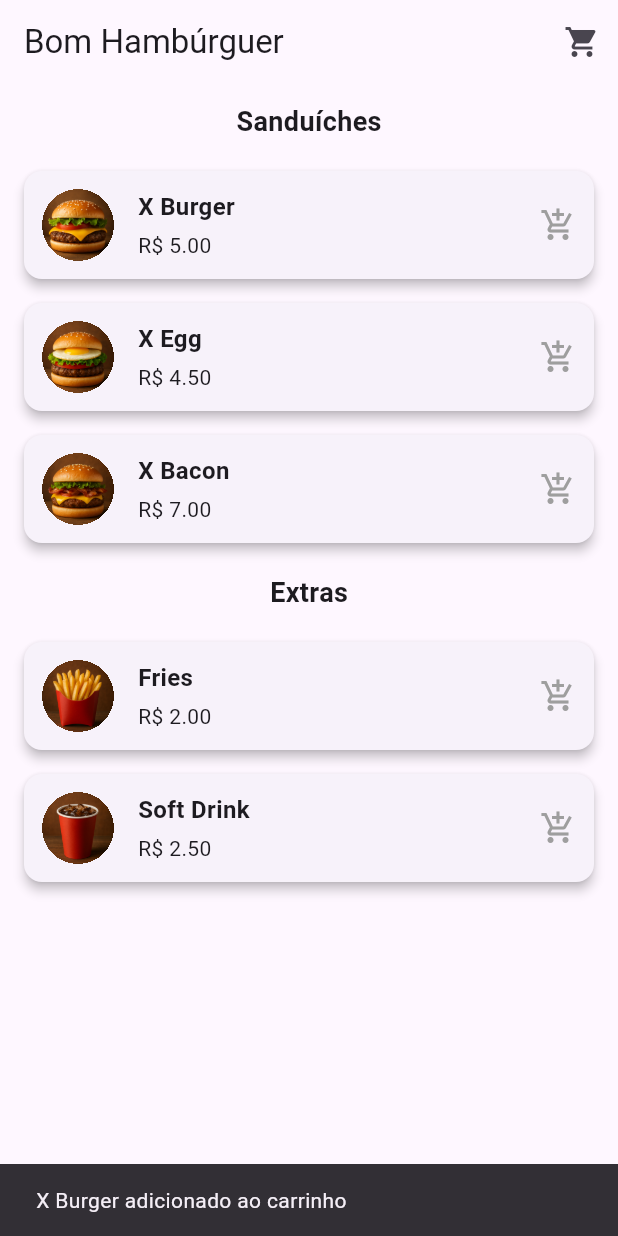
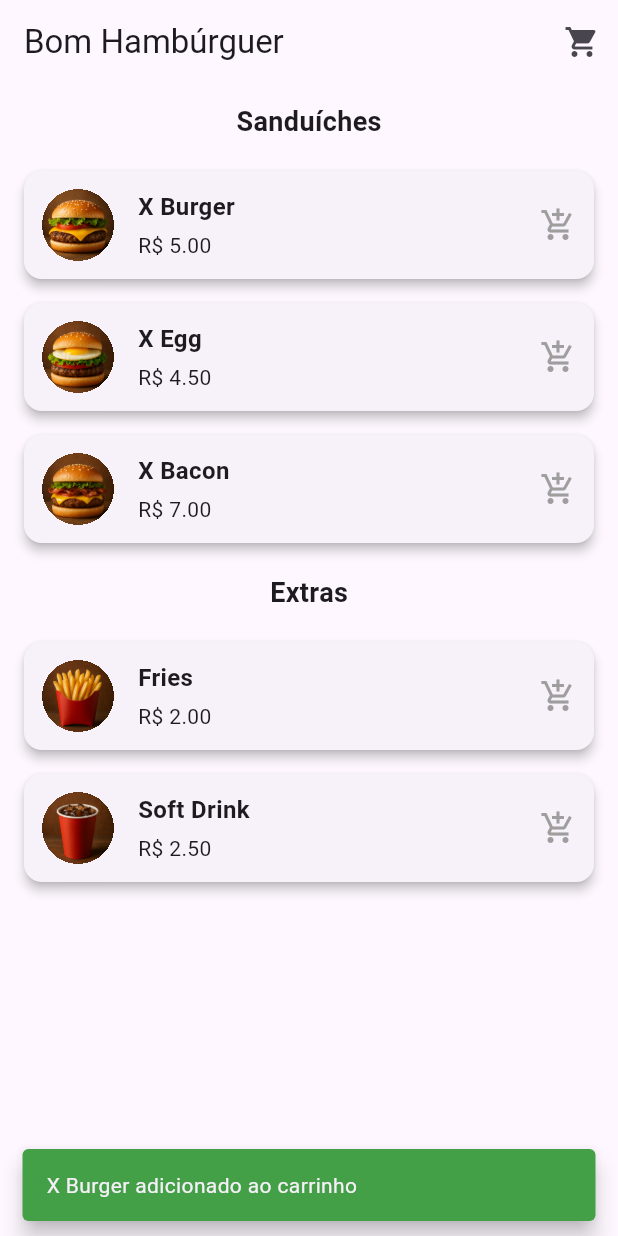
Before and after one commit to JulianoSant/flutter_store, a Flutter app: the screen it shows after launch, after a tap on "X Burger", on a phone screen of 412 x 824 dp. Run offline on Flutter 3.47's test engine with Material 3 defaults, Android fonts, the phone set to English and light mode, and no system bars; our stand-ins replace flutter_mobx, flutter_modular, mobx; generated files the repository leaves out were written again.

Commit message:
melhorias layout

```diff
--- a/lib/modules/home/home_controller.dart
+++ b/lib/modules/home/home_controller.dart
@@ -27,9 +27,23 @@ class HomeController {
   }) {
     try {
       cartStore.addItem(CartItemModel(productId: id, name: name, price: price, quantity: 1, type: type));
-      ScaffoldMessenger.of(context).showSnackBar(SnackBar(content: Text('$name adicionado ao carrinho')));
+      ScaffoldMessenger.of(context).showSnackBar(
+        SnackBar(
+          content: Text('$name adicionado ao carrinho'),
+          backgroundColor: Colors.green[600],
+          duration: const Duration(milliseconds: 800),
+          behavior: SnackBarBehavior.floating,
+        ),
+      );
     } catch (e) {
-      ScaffoldMessenger.of(context).showSnackBar(SnackBar(content: Text(e.toString())));
+      ScaffoldMessenger.of(context).showSnackBar(
+        SnackBar(
+          content: Text(e.toString()),
+          duration: const Duration(milliseconds: 800),
+          backgroundColor: Colors.red[600],
+          behavior: SnackBarBehavior.floating,
+        ),
+      );
     }
   }
 }
--- a/lib/shared/widgets/product_card.dart
+++ b/lib/shared/widgets/product_card.dart
@@ -1,32 +1,6 @@
-// import 'package:flutter/material.dart';
-
-// class ProductCard extends StatelessWidget {
-//   final String name;
-//   final double price;
-//   final VoidCallback onTap;
-
-//   const ProductCard({super.key, required this.name, required this.price, required this.onTap});
-
-//   @override
-//   Widget build(BuildContext context) {
-//     return GestureDetector(
-//       onTap: onTap,
-//       child: Card(
-//         margin: const EdgeInsets.symmetric(vertical: 6, horizontal: 12),
-//         elevation: 3,
-//         child: ListTile(
-//           title: Text(name, style: const TextStyle(fontWeight: FontWeight.w600)),
-//           subtitle: Text('R\$ ${price.toStringAsFixed(2)}'),
-//           trailing: const Icon(Icons.add_shopping_cart),
-//         ),
-//       ),
-//     );
-//   }
-// }
-
 import 'package:flutter/material.dart';
 
-class ProductCard extends StatelessWidget {
+class ProductCard extends StatefulWidget {
   final String name;
   final double price;
   final VoidCallback onTap;
@@ -35,10 +9,25 @@ class ProductCard extends StatelessWidget {
   const ProductCard({super.key, required this.name, required this.price, required this.onTap, required this.imagePath});
 
   @override
+  State<ProductCard> createState() => _ProductCardState();
+}
+
+class _ProductCardState extends State<ProductCard> {
+  double _scale = 1.0;
+
+  void _animateDown() => setState(() => _scale = 0.97);
+  void _animateUp() => setState(() => _scale = 1.0);
+
+  @override
   Widget build(BuildContext context) {
-    return InkWell(
-      onTap: onTap,
-      borderRadius: BorderRadius.circular(12),
+    return GestureDetector(
+      onTapDown: (_) => _animateDown(),
+      onTapUp: (_) => _animateUp(),
+      onTapCancel: _animateUp,
+      onTap: widget.onTap,
+      child: AnimatedScale(
+        duration: const Duration(milliseconds: 120),
+        scale: _scale,
         child: Card(
           margin: const EdgeInsets.symmetric(horizontal: 16, vertical: 8),
           elevation: 3,
@@ -52,17 +41,16 @@ class ProductCard extends StatelessWidget {
                   height: 48,
                   decoration: const BoxDecoration(shape: BoxShape.circle, color: Color(0xFFF5F5F5)),
                   clipBehavior: Clip.hardEdge,
-                child: Image.asset(imagePath, fit: BoxFit.cover),
+                  child: Image.asset(widget.imagePath, fit: BoxFit.cover),
                 ),
-
                 const SizedBox(width: 16),
                 Expanded(
                   child: Column(
                     crossAxisAlignment: CrossAxisAlignment.start,
                     children: [
-                    Text(name, style: const TextStyle(fontSize: 16, fontWeight: FontWeight.bold)),
+                      Text(widget.name, style: const TextStyle(fontSize: 16, fontWeight: FontWeight.bold)),
                       const SizedBox(height: 4),
-                    Text('R\$ ${price.toStringAsFixed(2)}', style: const TextStyle(fontSize: 14)),
+                      Text('R\$ ${widget.price.toStringAsFixed(2)}', style: const TextStyle(fontSize: 14)),
                     ],
                   ),
                 ),
@@ -71,6 +59,7 @@ class ProductCard extends StatelessWidget {
             ),
           ),
         ),
+      ),
     );
   }
 }
```
Lines whose indentation alone changed are shown as unchanged.
